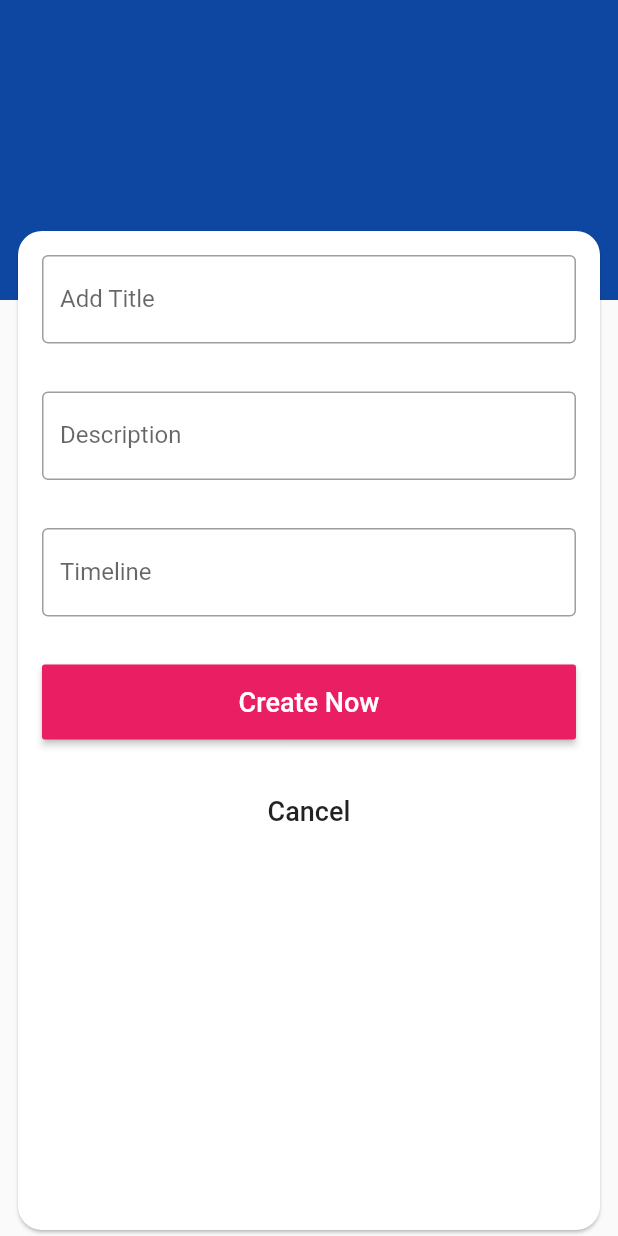
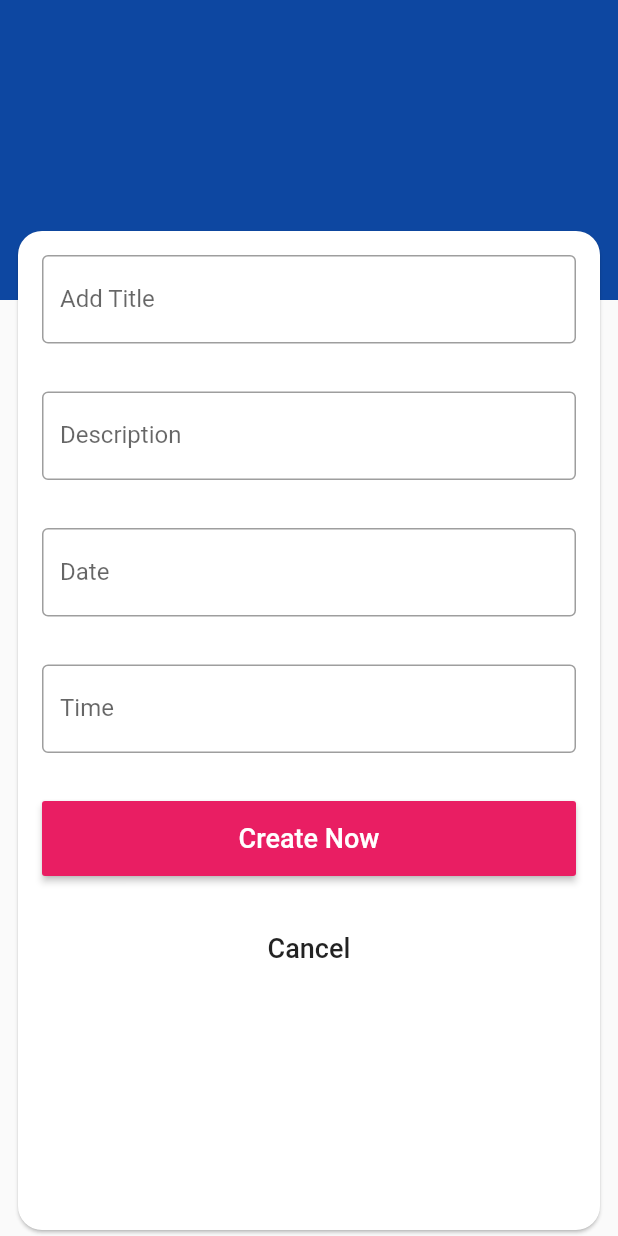
Before and after one commit to magicpro97/my_does, a Flutter app: the InputScreen screen opened directly with empty values, on a phone screen of 412 x 824 dp. Run offline on Flutter 3.47's test engine with Material 2 defaults, Android fonts, the phone set to English and light mode, and no system bars.

Commit message:
Separate Timeline to Date and Time

```diff
--- a/lib/screens/input/input.dart
+++ b/lib/screens/input/input.dart
@@ -58,8 +58,17 @@ class InputScreen extends StatelessWidget {
                 padding: const EdgeInsets.all(16.0),
                 child: TextFormField(
                   decoration: InputDecoration(
-                      labelText: 'Timeline',
+                      labelText: 'Date',
                       hintText: 'When will?',
+                      border: OutlineInputBorder()),
+                ),
+              ),
+              Padding(
+                padding: const EdgeInsets.all(16.0),
+                child: TextFormField(
+                  decoration: InputDecoration(
+                      labelText: 'Time',
+                      hintText: 'What time?',
                       border: OutlineInputBorder()),
                 ),
               ),
```
